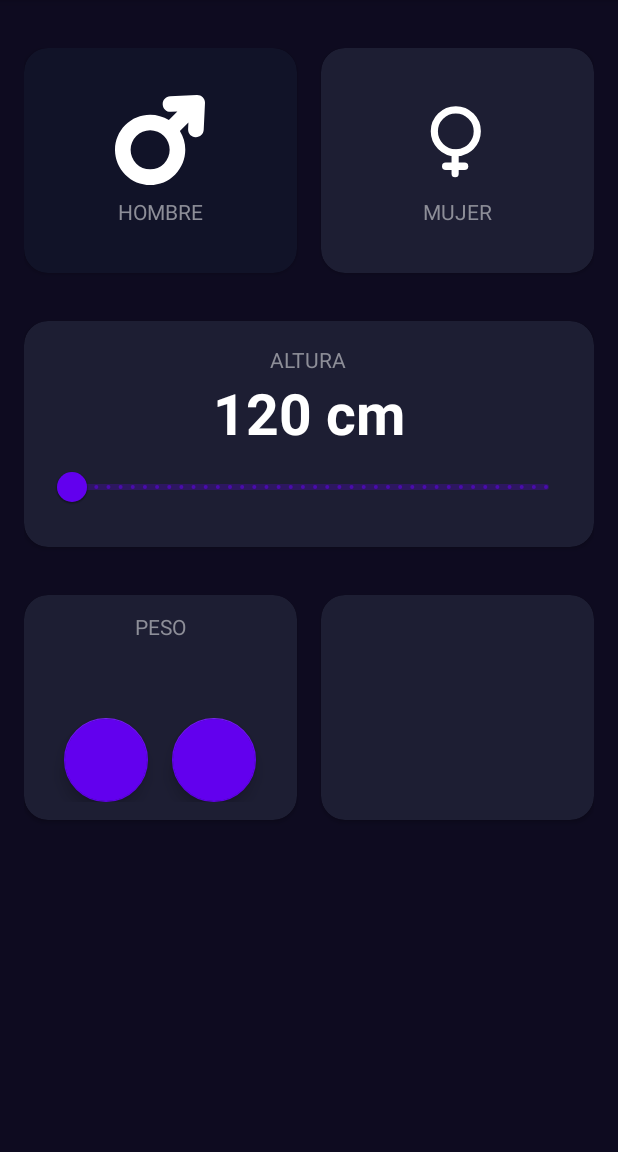
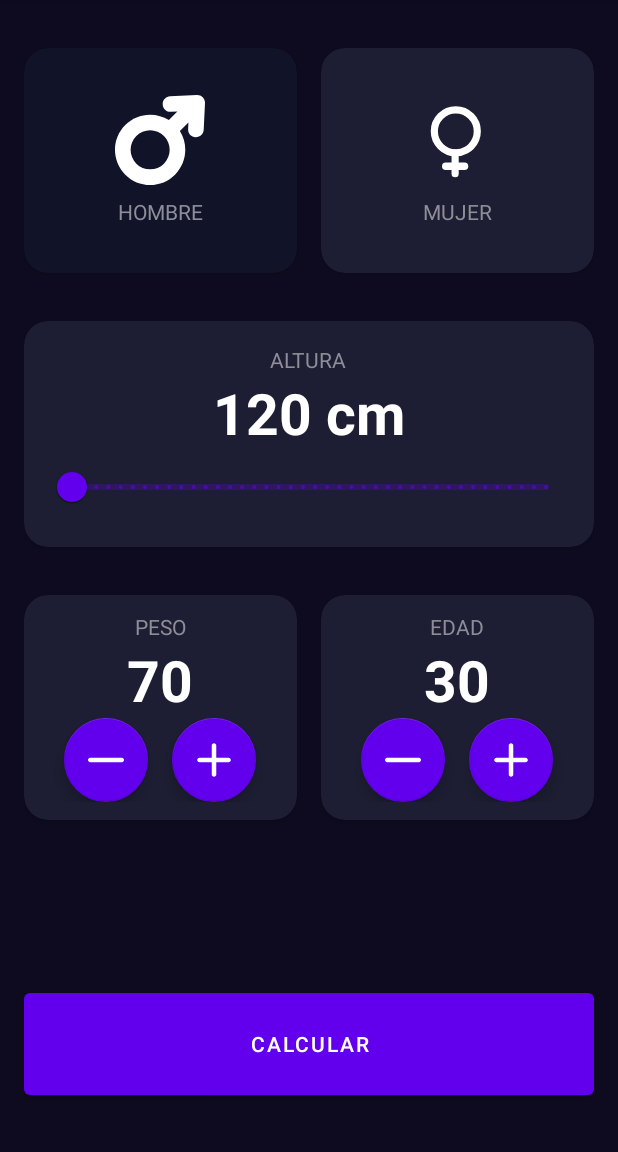
Before and after one commit to wmp84/AndroidMaster, an Android app: the ImcCalculatorActivity screen opened directly, with no data from a screen before it, on a phone screen of 412 x 824 dp, the part 84-1236 px from its top. Run offline under Robolectric (Android 15) with nearby library versions, the phone set to English and light mode, and no system bars.

Commit message:
IMC parte 4

```diff
--- a/app/src/main/java/com/example/androidmaster/imccalculator/ImcCalculatorActivity.kt
+++ b/app/src/main/java/com/example/androidmaster/imccalculator/ImcCalculatorActivity.kt
@@ -2,10 +2,13 @@ package com.example.androidmaster.imccalculator
 
 import androidx.appcompat.app.AppCompatActivity
 import android.os.Bundle
+import android.util.Log
+import android.widget.Button
 import android.widget.TextView
 import androidx.cardview.widget.CardView
 import androidx.core.content.ContextCompat
 import com.example.androidmaster.R
+import com.google.android.material.floatingactionbutton.FloatingActionButton
 import com.google.android.material.slider.RangeSlider
 import java.text.DecimalFormat
 
@@ -13,12 +16,21 @@ class ImcCalculatorActivity : AppCompatActivity() {
 
     private var isMaleSelected: Boolean = true
     private var isFemaleSelected: Boolean = false
+    private var currentWeight: Int = 70
+    private var currentAge: Int = 30
+    private var currentHeight: Int = 120
 
     private lateinit var viewMale: CardView
     private lateinit var viewFemale: CardView
     private lateinit var tvHeight: TextView
     private lateinit var rsHeight: RangeSlider
-
+    private lateinit var btnSubtractWeight: FloatingActionButton
+    private lateinit var btnPlusWeight: FloatingActionButton
+    private lateinit var tvWeight: TextView
+    private lateinit var btnSubtractAge: FloatingActionButton
+    private lateinit var btnPlusAge: FloatingActionButton
+    private lateinit var tvAge: TextView
+    private lateinit var btnCalculate: Button
     override fun onCreate(savedInstanceState: Bundle?) {
         super.onCreate(savedInstanceState)
         setContentView(R.layout.activity_imc_calculator)
@@ -32,6 +44,13 @@ class ImcCalculatorActivity : AppCompatActivity() {
         viewFemale = findViewById(R.id.viewFemale)
         tvHeight = findViewById(R.id.tvHeight)
         rsHeight = findViewById(R.id.rsHeight)
+        btnSubtractWeight = findViewById(R.id.btnSubtractWeight)
+        btnPlusWeight = findViewById(R.id.btnPlusWeight)
+        tvWeight = findViewById(R.id.tvWeight)
+        btnSubtractAge = findViewById(R.id.btnSubtractAge)
+        btnPlusAge = findViewById(R.id.btnPlusAge)
+        tvAge = findViewById(R.id.tvAge)
+        btnCalculate = findViewById(R.id.btnCalculate)
     }
 
     private fun initListeners() {
@@ -43,11 +62,45 @@ class ImcCalculatorActivity : AppCompatActivity() {
             changeGender()
             setGenderColor()
         }
-rsHeight.addOnChangeListener { _, value, _ ->
-    val df = DecimalFormat("#.##")
-    val result = df.format(value)
-    tvHeight.text = "$result cm"
-}
+        rsHeight.addOnChangeListener { _, value, _ ->
+            val df = DecimalFormat("#.##")
+            currentHeight = df.format(value).toInt()
+            tvHeight.text = "$currentHeight cm"
+        }
+        btnPlusWeight.setOnClickListener {
+            currentWeight += 1
+            setWeight()
+        }
+        btnSubtractWeight.setOnClickListener {
+            currentWeight -= 1
+            setWeight()
+        }
+        btnPlusAge.setOnClickListener {
+            currentAge += 1
+            setAge()
+        }
+        btnSubtractAge.setOnClickListener {
+            currentAge -= 1
+            setAge()
+        }
+        btnCalculate.setOnClickListener {
+            calculateIMC()
+        }
+    }
+
+    private fun calculateIMC() {
+        val df = DecimalFormat("#.##")
+        val imc = currentWeight / (currentHeight.toDouble() / 100 * currentHeight.toDouble() / 100)
+        val result = df.format(imc).toDouble()
+        Log.i("WildDevs", "El IMC es $result")
+    }
+
+    private fun setAge() {
+        tvAge.text = currentAge.toString()
+    }
+
+    private fun setWeight() {
+        tvWeight.text = currentWeight.toString()
     }
 
     private fun changeGender() {
@@ -72,5 +125,7 @@ rsHeight.addOnChangeListener { _, value, _ ->
 
     private fun initUI() {
         setGenderColor()
+        setWeight()
+        setAge()
     }
 }
--- /dev/null
+++ b/app/src/main/res/drawable/ic_plus.xml
@@ -0,0 +1,9 @@
+<vector xmlns:android="http://schemas.android.com/apk/res/android"
+    android:width="800dp"
+    android:height="800dp"
+    android:viewportWidth="1024"
+    android:viewportHeight="1024">
+  <path
+      android:pathData="M576.5,448.5l349.6,0.6c35.3,0 64,28.7 63.9,64.1s-28.7,64 -64.1,63.9l-349.4,-0.6 0.2,349.6c0,35.3 -28.6,64 -64,64s-64,-28.6 -64,-64l-0.2,-349.9 -349.6,-0.6C63.6,575.6 35,546.9 35,511.5s28.7,-64 64.1,-63.9l349.4,0.6 -0.2,-349.4c-0,-35.3 28.6,-64 64,-64s64,28.6 64,64l0.2,349.6z"
+      android:fillColor="#000000"/>
+</vector>
--- /dev/null
+++ b/app/src/main/res/drawable/ic_subtract.xml
@@ -0,0 +1,9 @@
+<vector xmlns:android="http://schemas.android.com/apk/res/android"
+    android:width="800dp"
+    android:height="800dp"
+    android:viewportWidth="203.37"
+    android:viewportHeight="203.37">
+  <path
+      android:pathData="M191.23,89.55H12.15C5.43,89.55 0,94.98 0,101.69c0,6.7 5.43,12.14 12.15,12.14h179.08c6.71,0 12.14,-5.43 12.14,-12.14C203.37,94.98 197.94,89.55 191.23,89.55z"
+      android:fillColor="#010002"/>
+</vector>
--- a/app/src/main/res/layout/activity_imc_calculator.xml
+++ b/app/src/main/res/layout/activity_imc_calculator.xml
@@ -163,17 +163,21 @@
                 android:orientation="horizontal">
 
                 <com.google.android.material.floatingactionbutton.FloatingActionButton
-                    android:id="@+id/btnSubstractWeight"
+                    android:id="@+id/btnSubtractWeight"
                     android:layout_width="wrap_content"
                     android:layout_height="wrap_content"
                     android:layout_marginEnd="16dp"
-                    app:backgroundTint="@color/background_fab" />
+                    android:src="@drawable/ic_subtract"
+                    app:backgroundTint="@color/background_fab"
+                    app:tint="@color/white" />
 
                 <com.google.android.material.floatingactionbutton.FloatingActionButton
                     android:id="@+id/btnPlusWeight"
                     android:layout_width="wrap_content"
                     android:layout_height="wrap_content"
-                    app:backgroundTint="@color/background_fab" />
+                    android:src="@drawable/ic_plus"
+                    app:backgroundTint="@color/background_fab"
+                    app:tint="@color/white" />
             </androidx.appcompat.widget.LinearLayoutCompat>
         </LinearLayout>
 
@@ -190,6 +194,62 @@
         app:layout_constraintStart_toEndOf="@+id/viewWeight"
         app:layout_constraintTop_toBottomOf="@+id/viewHeight">
 
+        <LinearLayout
+            android:layout_width="match_parent"
+            android:layout_height="match_parent"
+            android:gravity="center"
+            android:orientation="vertical">
+
+            <TextView
+                android:layout_width="wrap_content"
+                android:layout_height="wrap_content"
+                android:text="@string/age"
+                android:textAllCaps="true"
+                android:textColor="@color/title_text" />
+
+            <TextView
+                android:id="@+id/tvAge"
+                android:layout_width="wrap_content"
+                android:layout_height="wrap_content"
+                android:textColor="@color/white"
+                android:textSize="38sp"
+                android:textStyle="bold"
+                tools:text="30" />
+
+            <androidx.appcompat.widget.LinearLayoutCompat
+                android:layout_width="match_parent"
+                android:layout_height="wrap_content"
+                android:gravity="center"
+                android:orientation="horizontal">
+
+                <com.google.android.material.floatingactionbutton.FloatingActionButton
+                    android:id="@+id/btnSubtractAge"
+                    android:layout_width="wrap_content"
+                    android:layout_height="wrap_content"
+                    android:layout_marginEnd="16dp"
+                    android:src="@drawable/ic_subtract"
+                    app:backgroundTint="@color/background_fab"
+                    app:tint="@color/white" />
+
+                <com.google.android.material.floatingactionbutton.FloatingActionButton
+                    android:id="@+id/btnPlusAge"
+                    android:layout_width="wrap_content"
+                    android:layout_height="wrap_content"
+                    android:src="@drawable/ic_plus"
+                    app:backgroundTint="@color/background_fab"
+                    app:tint="@color/white" />
+            </androidx.appcompat.widget.LinearLayoutCompat>
+        </LinearLayout>
+
     </androidx.cardview.widget.CardView>
 
+    <Button
+        android:id="@+id/btnCalculate"
+        android:layout_width="0dp"
+        android:layout_height="80dp"
+        android:text="@string/calculate"
+        app:layout_constraintBottom_toBottomOf="parent"
+        app:layout_constraintEnd_toEndOf="parent"
+        app:layout_constraintStart_toStartOf="parent" />
+
 </androidx.constraintlayout.widget.ConstraintLayout>
--- a/app/src/main/res/values/strings.xml
+++ b/app/src/main/res/values/strings.xml
@@ -5,4 +5,6 @@
     <string name="female">Mujer</string>
     <string name="height">Altura</string>
     <string name="weight">Peso</string>
+    <string name="age">Edad</string>
+    <string name="calculate">Calcular</string>
 </resources>
```
